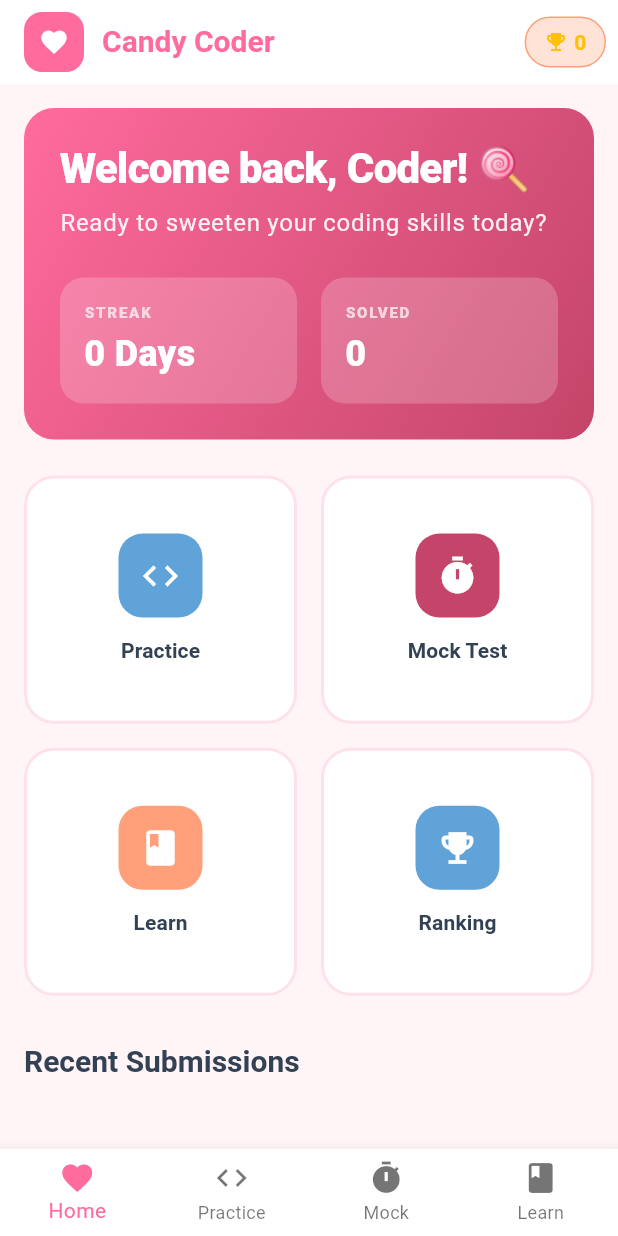
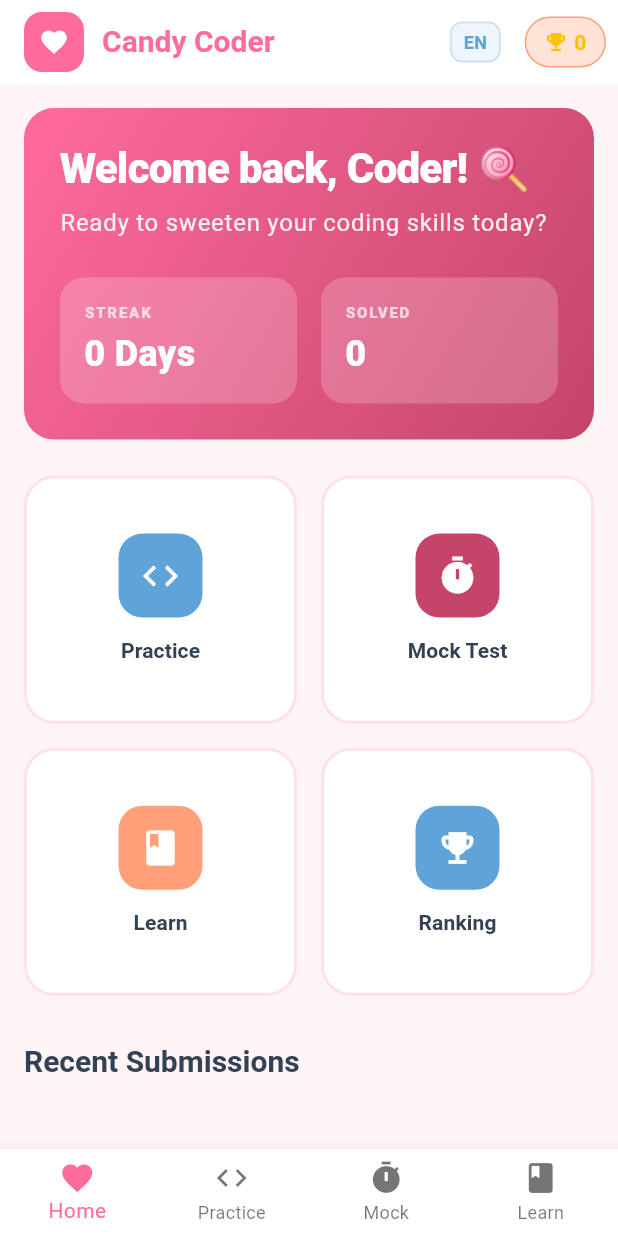
Before and after one commit to jenna-studio/candy-coder, a Flutter app: the screen it shows after launch, on a phone screen of 412 x 824 dp. Run offline on Flutter 3.47's test engine with Material 3 defaults, Android fonts, the light colour scheme and no system bars; our stand-ins replace shared_preferences, sqflite; accounts and stored records are empty.

Commit message:
Implement Korean/English language switching feature

```diff
--- /dev/null
+++ b/lib/l10n/app_localizations.dart
@@ -0,0 +1,225 @@
+import 'package:flutter/material.dart';
+import 'app_localizations_en.dart';
+import 'app_localizations_ko.dart';
+
+abstract class AppLocalizations {
+  static AppLocalizations of(BuildContext context) {
+    return Localizations.of<AppLocalizations>(context, AppLocalizations)!;
+  }
+
+  // Common
+  String get appName;
+  String get home;
+  String get practice;
+  String get mock;
+  String get learn;
+  String get points;
+  String get solved;
+  String get submissions;
+  String get successRate;
+  String get achievements;
+  String get difficulty;
+  String get topic;
+  String get easy;
+  String get medium;
+  String get hard;
+  String get submit;
+  String get cancel;
+  String get save;
+  String get delete;
+  String get edit;
+  String get add;
+  String get refresh;
+  String get loading;
+  String get error;
+  String get success;
+  String get warning;
+  String get info;
+  String get close;
+  String get back;
+  String get next;
+  String get previous;
+  String get done;
+  String get skip;
+  String get retry;
+  String get confirm;
+
+  // Dashboard
+  String get welcome;
+  String get todaysGoal;
+  String get recentSubmissions;
+  String get quickActions;
+  String get solveProblem;
+  String get takeMockTest;
+  String get explorePaths;
+  String get viewLeaderboard;
+  String get viewProfile;
+  String get problemsSolved;
+  String get dayStreak;
+
+  // Practice
+  String get pickChallenge;
+  String get importProblem;
+  String get noProblems;
+  String get startPracticing;
+
+  // Mock Test
+  String get mockTestMode;
+  String get mockTestDescription;
+  String get startMockTest;
+  String get mockTestRequirement;
+  String get currentProblems;
+  String get importMoreProblems;
+  String get timeRemaining;
+  String get problemsCompleted;
+
+  // Learning Paths
+  String get learningPaths;
+  String get structuredLearning;
+  String get masterAlgorithms;
+  String get chooseYourPath;
+  String get modules;
+  String get modulesCompleted;
+  String get estimatedHours;
+  String get practiceProblems;
+  String get practiceProblemsComingSoon;
+  String get dynamicProgramming;
+  String get dynamicProgrammingDesc;
+  String get graphTheory;
+  String get graphTheoryDesc;
+  String get greedyAlgorithms;
+  String get greedyAlgorithmsDesc;
+  String get dataStructures;
+  String get dataStructuresDesc;
+
+  // Leaderboard
+  String get leaderboard;
+  String get globalRankings;
+  String get competeWorldwide;
+  String get allRankings;
+  String get rank;
+  String get you;
+
+  // Profile
+  String get profile;
+  String get statistics;
+  String get problemsByDifficulty;
+  String get topicsMastered;
+  String get recentActivity;
+  String get noAchievements;
+  String get keepSolving;
+  String get noRecentActivity;
+
+  // Import Problem
+  String get importProblemTitle;
+  String get problemUrl;
+  String get problemUrlHint;
+  String get problemDetails;
+  String get problemId;
+  String get title;
+  String get description;
+  String get descriptionEn;
+  String get descriptionKo;
+  String get inputFormat;
+  String get outputFormat;
+  String get constraints;
+  String get sampleTestCases;
+  String get sampleInput;
+  String get expectedOutput;
+  String get quickTemplates;
+  String get importing;
+  String get importSuccess;
+  String get importError;
+  String get howToImport;
+  String get importFromUrl;
+  String get manualImport;
+  String get tipUseTemplates;
+  String get gotIt;
+
+  // Problem Detail
+  String get yourSolution;
+  String get language;
+  String get runCode;
+  String get submitSolution;
+  String get runningCode;
+  String get allTestsPassed;
+  String get testsFailed;
+  String get runtimeError;
+  String get wrongAnswer;
+  String get timeLimitExceeded;
+  String get submittedSuccessfully;
+
+  // Code Editor
+  String get ready;
+  String get writeCodeHere;
+
+  // Settings
+  String get settings;
+  String get languageSettings;
+  String get selectLanguage;
+  String get english;
+  String get korean;
+  String get changeLanguage;
+  String get languageChanged;
+
+  // Achievements
+  String get firstSteps;
+  String get problemSolver;
+  String get risingStar;
+  String get codeMaster;
+  String get perfectionist;
+  String get committed;
+  String get dedicated;
+  String get unstoppable;
+  String get centuryClub;
+  String get pointChampion;
+
+  // Topics
+  String get array;
+  String get string;
+  String get math;
+  String get dp;
+  String get graph;
+  String get greedy;
+  String get implementation;
+  String get bruteForce;
+  String get stack;
+  String get queue;
+  String get tree;
+  String get binarySearch;
+  String get sorting;
+  String get twoPointers;
+  String get slidingWindow;
+  String get backtracking;
+  String get divideAndConquer;
+
+  // Time
+  String get justNow;
+  String minutesAgo(int minutes);
+  String hoursAgo(int hours);
+  String daysAgo(int days);
+  String get dayStreakCount;
+}
+
+class AppLocalizationsDelegate extends LocalizationsDelegate<AppLocalizations> {
+  const AppLocalizationsDelegate();
+
+  @override
+  bool isSupported(Locale locale) {
+    return ['en', 'ko'].contains(locale.languageCode);
+  }
+
+  @override
+  Future<AppLocalizations> load(Locale locale) async {
+    switch (locale.languageCode) {
+      case 'ko':
+        return AppLocalizationsKo();
+      case 'en':
+      default:
+        return AppLocalizationsEn();
+    }
+  }
+
+  @override
+  bool shouldReload(AppLocalizationsDelegate old) => false;
+}
--- /dev/null
+++ b/lib/l10n/app_localizations_en.dart
@@ -0,0 +1,361 @@
+import 'app_localizations.dart';
+
+class AppLocalizationsEn extends AppLocalizations {
+  // Common
+  @override
+  String get appName => 'Candy Coder';
+  @override
+  String get home => 'Home';
+  @override
+  String get practice => 'Practice';
+  @override
+  String get mock => 'Mock';
+  @override
+  String get learn => 'Learn';
+  @override
+  String get points => 'Points';
+  @override
+  String get solved => 'Solved';
+  @override
+  String get submissions => 'Submissions';
+  @override
+  String get successRate => 'Success Rate';
+  @override
+  String get achievements => 'Achievements';
+  @override
+  String get difficulty => 'Difficulty';
+  @override
+  String get topic => 'Topic';
+  @override
+  String get easy => 'Easy';
+  @override
+  String get medium => 'Medium';
+  @override
+  String get hard => 'Hard';
+  @override
+  String get submit => 'Submit';
+  @override
+  String get cancel => 'Cancel';
+  @override
+  String get save => 'Save';
+  @override
+  String get delete => 'Delete';
+  @override
+  String get edit => 'Edit';
+  @override
+  String get add => 'Add';
+  @override
+  String get refresh => 'Refresh';
+  @override
+  String get loading => 'Loading...';
+  @override
+  String get error => 'Error';
+  @override
+  String get success => 'Success';
+  @override
+  String get warning => 'Warning';
+  @override
+  String get info => 'Info';
+  @override
+  String get close => 'Close';
+  @override
+  String get back => 'Back';
+  @override
+  String get next => 'Next';
+  @override
+  String get previous => 'Previous';
+  @override
+  String get done => 'Done';
+  @override
+  String get skip => 'Skip';
+  @override
+  String get retry => 'Retry';
+  @override
+  String get confirm => 'Confirm';
+
+  // Dashboard
+  @override
+  String get welcome => 'Welcome back!';
+  @override
+  String get todaysGoal => "Today's Goal";
+  @override
+  String get recentSubmissions => 'Recent Submissions';
+  @override
+  String get quickActions => 'Quick Actions';
+  @override
+  String get solveProblem => 'Solve a Problem';
+  @override
+  String get takeMockTest => 'Take Mock Test';
+  @override
+  String get explorePaths => 'Explore Learning Paths';
+  @override
+  String get viewLeaderboard => 'View Leaderboard';
+  @override
+  String get viewProfile => 'View Profile';
+  @override
+  String get problemsSolved => 'Problems Solved';
+  @override
+  String get dayStreak => 'Day Streak';
+
+  // Practice
+  @override
+  String get pickChallenge => 'Pick a Challenge';
+  @override
+  String get importProblem => 'Import';
+  @override
+  String get noProblems => 'No problems yet. Import some to get started!';
+  @override
+  String get startPracticing => 'Start Practicing';
+
+  // Mock Test
+  @override
+  String get mockTestMode => 'Mock Test Mode';
+  @override
+  String get mockTestDescription => 'Simulate a real coding interview. 3 problems, 90 minutes. No hints allowed!';
+  @override
+  String get startMockTest => 'Start Mock Test';
+  @override
+  String get mockTestRequirement => 'You need at least 3 problems to start a mock test.';
+  @override
+  String get currentProblems => 'Current problems';
+  @override
+  String get importMoreProblems => 'Import More Problems';
+  @override
+  String get timeRemaining => 'Time Remaining';
+  @override
+  String get problemsCompleted => 'Problems Completed';
+
+  // Learning Paths
+  @override
+  String get learningPaths => 'Learning Paths';
+  @override
+  String get structuredLearning => 'Structured Learning';
+  @override
+  String get masterAlgorithms => 'Master algorithms step by step';
+  @override
+  String get chooseYourPath => 'Choose Your Path';
+  @override
+  String get modules => 'modules';
+  @override
+  String get modulesCompleted => 'Modules Completed';
+  @override
+  String get estimatedHours => 'h';
+  @override
+  String get practiceProblems => 'Practice Problems';
+  @override
+  String get practiceProblemsComingSoon => 'Practice problems coming soon! Import problems to start learning.';
+  @override
+  String get dynamicProgramming => 'Dynamic Programming';
+  @override
+  String get dynamicProgrammingDesc => 'Master the art of solving complex problems by breaking them into simpler subproblems';
+  @override
+  String get graphTheory => 'Graph Theory';
+  @override
+  String get graphTheoryDesc => 'Explore graphs, trees, and graph algorithms like BFS, DFS, and Dijkstra';
+  @override
+  String get greedyAlgorithms => 'Greedy Algorithms';
+  @override
+  String get greedyAlgorithmsDesc => 'Learn to make locally optimal choices to find global solutions';
+  @override
+  String get dataStructures => 'Data Structures';
+  @override
+  String get dataStructuresDesc => 'Master fundamental and advanced data structures';
+
+  // Leaderboard
+  @override
+  String get leaderboard => 'Leaderboard';
+  @override
+  String get globalRankings => 'Global Rankings';
+  @override
+  String get competeWorldwide => 'Compete with coders worldwide';
+  @override
+  String get allRankings => 'All Rankings';
+  @override
+  String get rank => 'Rank';
+  @override
+  String get you => 'YOU';
+
+  // Profile
+  @override
+  String get profile => 'Profile';
+  @override
+  String get statistics => 'Statistics';
+  @override
+  String get problemsByDifficulty => 'Problems by Difficulty';
+  @override
+  String get topicsMastered => 'Topics Mastered';
+  @override
+  String get recentActivity => 'Recent Activity';
+  @override
+  String get noAchievements => 'No achievements yet. Keep solving problems!';
+  @override
+  String get keepSolving => 'Keep solving problems!';
+  @override
+  String get noRecentActivity => 'No recent activity';
+
+  // Import Problem
+  @override
+  String get importProblemTitle => 'Import Problem';
+  @override
+  String get problemUrl => 'Problem URL or ID';
+  @override
+  String get problemUrlHint => 'https://acmicpc.net/problem/1000 or https://leetcode.com/problems/two-sum';
+  @override
+  String get problemDetails => 'Problem Details';
+  @override
+  String get problemId => 'Problem ID';
+  @override
+  String get title => 'Title';
+  @override
+  String get description => 'Description';
+  @override
+  String get descriptionEn => 'Description (English)';
+  @override
+  String get descriptionKo => '설명 (한국어)';
+  @override
+  String get inputFormat => 'Input Format';
+  @override
+  String get outputFormat => 'Output Format';
+  @override
+  String get constraints => 'Constraints';
+  @override
+  String get sampleTestCases => 'Sample Test Cases';
+  @override
+  String get sampleInput => 'Input';
+  @override
+  String get expectedOutput => 'Expected Output';
+  @override
+  String get quickTemplates => 'Quick Templates';
+  @override
+  String get importing => 'Importing...';
+  @override
+  String get importSuccess => 'Problem imported successfully!';
+  @override
+  String get importError => 'Error importing problem';
+  @override
+  String get howToImport => 'How to Import';
+  @override
+  String get importFromUrl => 'Import from URL';
+  @override
+  String get manualImport => 'Manual Import';
+  @override
+  String get tipUseTemplates => 'Tip: Use quick templates to get started faster!';
+  @override
+  String get gotIt => 'Got it';
+
+  // Problem Detail
+  @override
+  String get yourSolution => 'Your Solution';
+  @override
+  String get language => 'Language';
+  @override
+  String get runCode => 'Run Code';
+  @override
+  String get submitSolution => 'Submit Solution';
+  @override
+  String get runningCode => 'Running your code...';
+  @override
+  String get allTestsPassed => 'All tests passed!';
+  @override
+  String get testsFailed => 'Tests failed';
+  @override
+  String get runtimeError => 'Runtime Error';
+  @override
+  String get wrongAnswer => 'Wrong Answer';
+  @override
+  String get timeLimitExceeded => 'Time Limit Exceeded';
+  @override
+  String get submittedSuccessfully => 'Solution submitted successfully!';
+
+  // Code Editor
+  @override
+  String get ready => 'Ready';
+  @override
+  String get writeCodeHere => 'Write your code here...';
+
+  // Settings
+  @override
+  String get settings => 'Settings';
+  @override
+  String get languageSettings => 'Language Settings';
+  @override
+  String get selectLanguage => 'Select Language';
+  @override
+  String get english => 'English';
+  @override
+  String get korean => '한국어';
+  @override
+  String get changeLanguage => 'Change Language';
+  @override
+  String get languageChanged => 'Language changed successfully';
+
+  // Achievements
+  @override
+  String get firstSteps => 'First Steps';
+  @override
+  String get problemSolver => 'Problem Solver';
+  @override
+  String get risingStar => 'Rising Star';
+  @override
+  String get codeMaster => 'Code Master';
+  @override
+  String get perfectionist => 'Perfectionist';
+  @override
+  String get committed => 'Committed';
+  @override
+  String get dedicated => 'Dedicated';
+  @override
+  String get unstoppable => 'Unstoppable';
+  @override
+  String get centuryClub => 'Century Club';
+  @override
+  String get pointChampion => 'Point Champion';
+
+  // Topics
+  @override
+  String get array => 'Array';
+  @override
+  String get string => 'String';
+  @override
+  String get math => 'Math';
+  @override
+  String get dp => 'DP';
+  @override
+  String get graph => 'Graph';
+  @override
+  String get greedy => 'Greedy';
+  @override
+  String get implementation => 'Implementation';
+  @override
+  String get bruteForce => 'Brute Force';
+  @override
+  String get stack => 'Stack';
+  @override
+  String get queue => 'Queue';
+  @override
+  String get tree => 'Tree';
+  @override
+  String get binarySearch => 'Binary Search';
+  @override
+  String get sorting => 'Sorting';
+  @override
+  String get twoPointers => 'Two Pointers';
+  @override
+  String get slidingWindow => 'Sliding Window';
+  @override
+  String get backtracking => 'Backtracking';
+  @override
+  String get divideAndConquer => 'Divide and Conquer';
+
+  // Time
+  @override
+  String get justNow => 'Just now';
+  @override
+  String minutesAgo(int minutes) => '${minutes}m ago';
+  @override
+  String hoursAgo(int hours) => '${hours}h ago';
+  @override
+  String daysAgo(int days) => '${days}d ago';
+  @override
+  String get dayStreakCount => 'day streak';
+}
--- a/lib/main.dart
+++ b/lib/main.dart
@@ -1,4 +1,6 @@
 import 'package:flutter/material.dart';
+import 'package:flutter_localizations/flutter_localizations.dart';
+import 'package:provider/provider.dart';
 import 'theme/candy_theme.dart';
 import 'services/database_service.dart';
 import 'services/piston_service.dart';
@@ -12,6 +14,8 @@ import 'screens/mock_test_screen.dart';
 import 'screens/leaderboard_screen.dart';
 import 'screens/profile_screen.dart';
 import 'screens/learning_paths_screen.dart';
+import 'l10n/app_localizations.dart';
+import 'providers/locale_provider.dart';
 import 'dart:math';
 
 void main() async {
@@ -20,7 +24,12 @@ void main() async {
   // Initialize services
   await DatabaseService().database;
 
-  runApp(const CandyCoderApp());
+  runApp(
+    ChangeNotifierProvider(
+      create: (_) => LocaleProvider(),
+      child: const CandyCoderApp(),
+    ),
+  );
 }
 
 class CandyCoderApp extends StatelessWidget {
@@ -28,11 +37,26 @@ class CandyCoderApp extends StatelessWidget {
 
   @override
   Widget build(BuildContext context) {
-    return MaterialApp(
-      title: 'Candy Coder',
-      theme: CandyTheme.lightTheme,
-      home: const MainScreen(),
-      debugShowCheckedModeBanner: false,
+    return Consumer<LocaleProvider>(
+      builder: (context, localeProvider, child) {
+        return MaterialApp(
+          title: 'Candy Coder',
+          theme: CandyTheme.lightTheme,
+          home: const MainScreen(),
+          debugShowCheckedModeBanner: false,
+          locale: localeProvider.locale,
+          localizationsDelegates: const [
+            AppLocalizationsDelegate(),
+            GlobalMaterialLocalizations.delegate,
+            GlobalWidgetsLocalizations.delegate,
+            GlobalCupertinoLocalizations.delegate,
+          ],
+          supportedLocales: const [
+            Locale('en', ''),
+            Locale('ko', ''),
+          ],
+        );
+      },
     );
   }
 }
@@ -450,6 +474,43 @@ class _MainScreenState extends State<MainScreen> {
           ],
         ),
         actions: [
+          // Language switcher
+          Consumer<LocaleProvider>(
+            builder: (context, localeProvider, child) {
+              return IconButton(
+                icon: Container(
+                  padding: const EdgeInsets.symmetric(horizontal: 8, vertical: 4),
+                  decoration: BoxDecoration(
+                    color: CandyColors.blue.withValues(alpha: 0.1),
+                    borderRadius: BorderRadius.circular(8),
+                    border: Border.all(color: CandyColors.blue.withValues(alpha: 0.3)),
+                  ),
+                  child: Text(
+                    localeProvider.locale.languageCode.toUpperCase(),
+                    style: const TextStyle(
+                      fontWeight: FontWeight.bold,
+                      fontSize: 12,
+                      color: CandyColors.blue,
+                    ),
+                  ),
+                ),
+                onPressed: () {
+                  localeProvider.toggleLocale();
+                  ScaffoldMessenger.of(context).showSnackBar(
+                    SnackBar(
+                      content: Text(
+                        localeProvider.locale.languageCode == 'ko'
+                            ? '언어가 한국어로 변경되었습니다'
+                            : 'Language changed to English',
+                      ),
+                      duration: const Duration(seconds: 1),
+                      backgroundColor: CandyColors.blue,
+                    ),
+                  );
+                },
+              );
+            },
+          ),
           Container(
             margin: const EdgeInsets.symmetric(horizontal: 8),
             padding: const EdgeInsets.symmetric(horizontal: 12, vertical: 6),
--- /dev/null
+++ b/lib/providers/locale_provider.dart
@@ -0,0 +1,37 @@
+import 'package:flutter/material.dart';
+import 'package:shared_preferences/shared_preferences.dart';
+
+class LocaleProvider extends ChangeNotifier {
+  Locale _locale = const Locale('en');
+
+  Locale get locale => _locale;
+
+  LocaleProvider() {
+    _loadLocale();
+  }
+
+  Future<void> _loadLocale() async {
+    final prefs = await SharedPreferences.getInstance();
+    final languageCode = prefs.getString('language_code') ?? 'en';
+    _locale = Locale(languageCode);
+    notifyListeners();
+  }
+
+  Future<void> setLocale(Locale locale) async {
+    if (_locale == locale) return;
+
+    _locale = locale;
+    notifyListeners();
+
+    final prefs = await SharedPreferences.getInstance();
+    await prefs.setString('language_code', locale.languageCode);
+  }
+
+  void toggleLocale() {
+    if (_locale.languageCode == 'en') {
+      setLocale(const Locale('ko'));
+    } else {
+      setLocale(const Locale('en'));
+    }
+  }
+}
--- a/pubspec.yaml
+++ b/pubspec.yaml
@@ -30,6 +30,9 @@ environment:
 dependencies:
   flutter:
     sdk: flutter
+  flutter_localizations:
+    sdk: flutter
+  intl: ^0.20.2
 
   # The following adds the Cupertino Icons font to your application.
   # Use with the CupertinoIcons class for iOS style icons.
```
Also changed, not shown: pubspec.lock.
